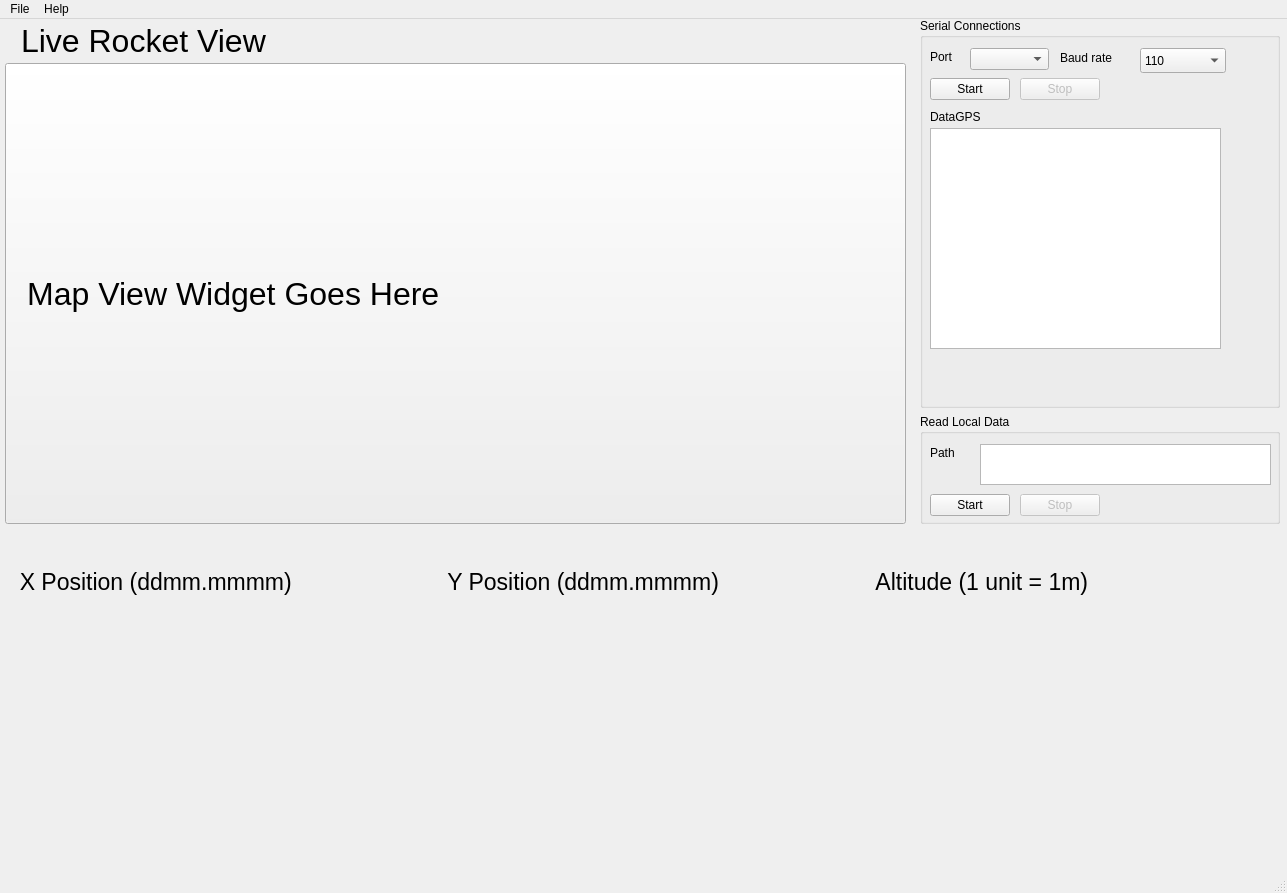
The window that ui/mainwindow.ui (UASTARR/starrtracker-archive) describes before a commit, drawn with Qt 5.
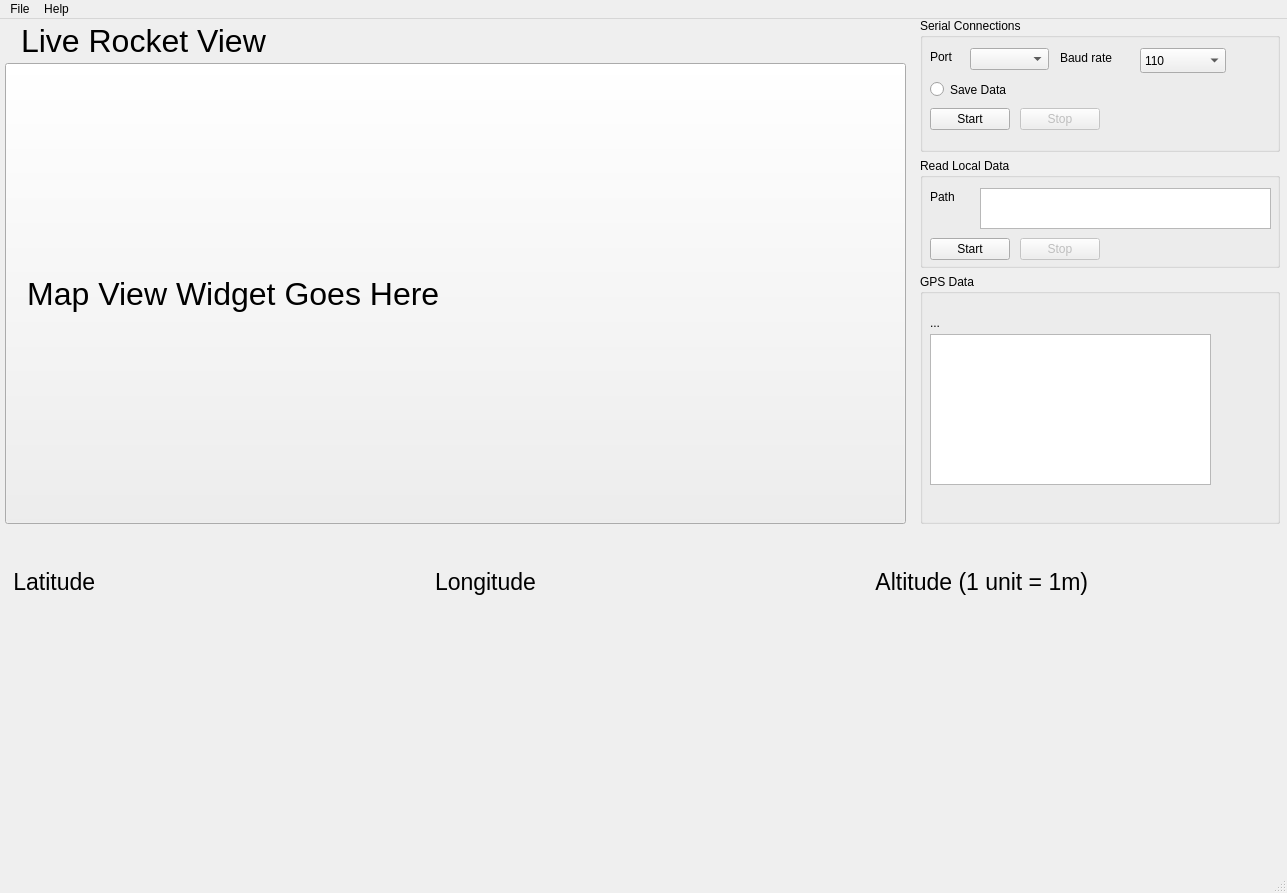
The same window after the commit. Custom widgets are drawn as their Qt base class.

Patch:
```diff
--- a/ui/mainwindow.ui
+++ b/ui/mainwindow.ui
@@ -110,7 +110,7 @@
             </font>
            </property>
            <property name="text">
-            <string>  X Position (ddmm.mmmm)</string>
+            <string> Latitude</string>
            </property>
           </widget>
          </item>
@@ -151,7 +151,7 @@
             </font>
            </property>
            <property name="text">
-            <string>  Y Position (ddmm.mmmm)</string>
+            <string>Longitude</string>
            </property>
           </widget>
          </item>
@@ -243,7 +243,7 @@
             <property name="geometry">
              <rect>
               <x>10</x>
-              <y>60</y>
+              <y>90</y>
               <width>80</width>
               <height>22</height>
              </rect>
@@ -259,7 +259,7 @@
             <property name="geometry">
              <rect>
               <x>100</x>
-              <y>60</y>
+              <y>90</y>
               <width>80</width>
               <height>22</height>
              </rect>
@@ -281,23 +281,6 @@
              <string>Port </string>
             </property>
            </widget>
-           <widget class="QTextBrowser" name="textBrowser">
-            <property name="geometry">
-             <rect>
-              <x>10</x>
-              <y>110</y>
-              <width>291</width>
-              <height>221</height>
-             </rect>
-            </property>
-            <property name="html">
-             <string>&lt;!DOCTYPE HTML PUBLIC &quot;-//W3C//DTD HTML 4.0//EN&quot; &quot;http://www.w3.org/TR/REC-html40/strict.dtd&quot;&gt;
-&lt;html&gt;&lt;head&gt;&lt;meta name=&quot;qrichtext&quot; content=&quot;1&quot; /&gt;&lt;style type=&quot;text/css&quot;&gt;
-p, li { white-space: pre-wrap; }
-&lt;/style&gt;&lt;/head&gt;&lt;body style=&quot; font-family:'Ubuntu'; font-size:11pt; font-weight:400; font-style:normal;&quot;&gt;
-&lt;p style=&quot;-qt-paragraph-type:empty; margin-top:0px; margin-bottom:0px; margin-left:0px; margin-right:0px; -qt-block-indent:0; text-indent:0px;&quot;&gt;&lt;br /&gt;&lt;/p&gt;&lt;/body&gt;&lt;/html&gt;</string>
-            </property>
-           </widget>
            <widget class="QLabel" name="label_2">
             <property name="geometry">
              <rect>
@@ -311,22 +294,6 @@
              <string>Baud rate</string>
             </property>
            </widget>
-           <widget class="QLabel" name="gpsType">
-            <property name="geometry">
-             <rect>
-              <x>10</x>
-              <y>90</y>
-              <width>291</width>
-              <height>17</height>
-             </rect>
-            </property>
-            <property name="autoFillBackground">
-             <bool>false</bool>
-            </property>
-            <property name="text">
-             <string>DataGPS</string>
-            </property>
-           </widget>
            <widget class="QComboBox" name="baudSelect">
             <property name="geometry">
              <rect>
@@ -407,11 +374,25 @@
              </property>
             </item>
            </widget>
-          </widget>
+           <widget class="QRadioButton" name="saveButton">
+            <property name="geometry">
+             <rect>
+              <x>10</x>
+              <y>60</y>
+              <width>141</width>
+              <height>23</height>
+             </rect>
+            </property>
+            <property name="text">
+             <string>Save Data</string>
+            </property>
+            <property name="checked">
+             <bool>false</bool>
+            </property>
+           </widget>
+          </widget>
          </item>
-        </layout>
-       </item>
-       <item>
+         <item row="2" column="0">
         <widget class="QGroupBox" name="groupBox_2">
          <property name="sizePolicy">
           <sizepolicy hsizetype="Preferred" vsizetype="Fixed">
@@ -488,6 +469,48 @@
           </property>
           <property name="text">
            <string>Stop</string>
+            </property>
+           </widget>
+          </widget>
+         </item>
+        </layout>
+       </item>
+       <item>
+        <widget class="QGroupBox" name="groupBox_3">
+         <property name="title">
+          <string>GPS Data</string>
+         </property>
+         <widget class="QTextBrowser" name="textBrowser">
+          <property name="geometry">
+           <rect>
+            <x>10</x>
+            <y>60</y>
+            <width>281</width>
+            <height>151</height>
+           </rect>
+          </property>
+          <property name="html">
+           <string>&lt;!DOCTYPE HTML PUBLIC &quot;-//W3C//DTD HTML 4.0//EN&quot; &quot;http://www.w3.org/TR/REC-html40/strict.dtd&quot;&gt;
+&lt;html&gt;&lt;head&gt;&lt;meta name=&quot;qrichtext&quot; content=&quot;1&quot; /&gt;&lt;style type=&quot;text/css&quot;&gt;
+p, li { white-space: pre-wrap; }
+&lt;/style&gt;&lt;/head&gt;&lt;body style=&quot; font-family:'Ubuntu'; font-size:11pt; font-weight:400; font-style:normal;&quot;&gt;
+&lt;p style=&quot;-qt-paragraph-type:empty; margin-top:0px; margin-bottom:0px; margin-left:0px; margin-right:0px; -qt-block-indent:0; text-indent:0px;&quot;&gt;&lt;br /&gt;&lt;/p&gt;&lt;/body&gt;&lt;/html&gt;</string>
+          </property>
+         </widget>
+         <widget class="QLabel" name="gpsType">
+          <property name="geometry">
+           <rect>
+            <x>10</x>
+            <y>40</y>
+            <width>291</width>
+            <height>17</height>
+           </rect>
+          </property>
+          <property name="autoFillBackground">
+           <bool>false</bool>
+          </property>
+          <property name="text">
+           <string>...</string>
           </property>
          </widget>
         </widget>
```
Left out of the diff: 2 changed lines with no effect on the pictures. Lines whose indentation alone changed are shown as unchanged.
